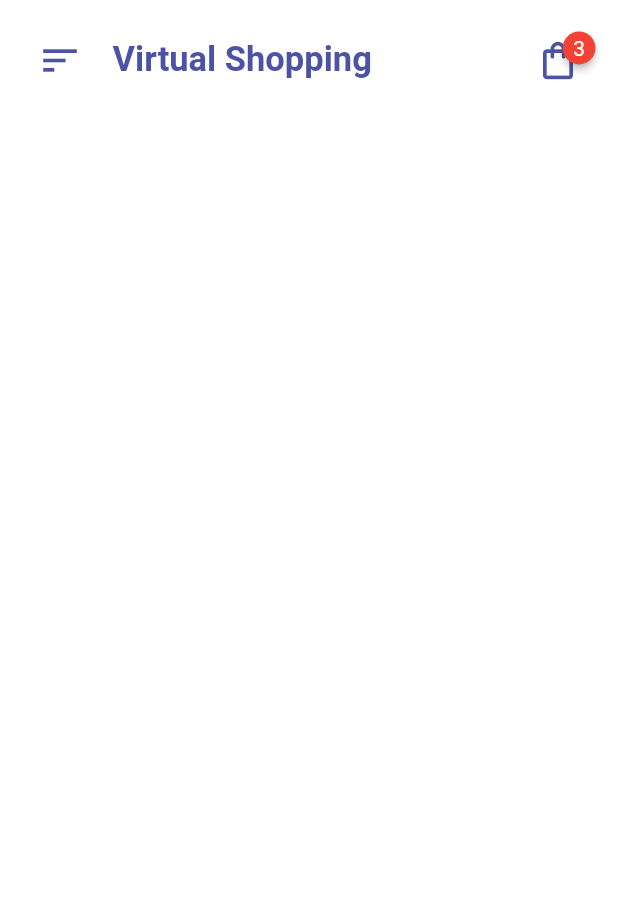
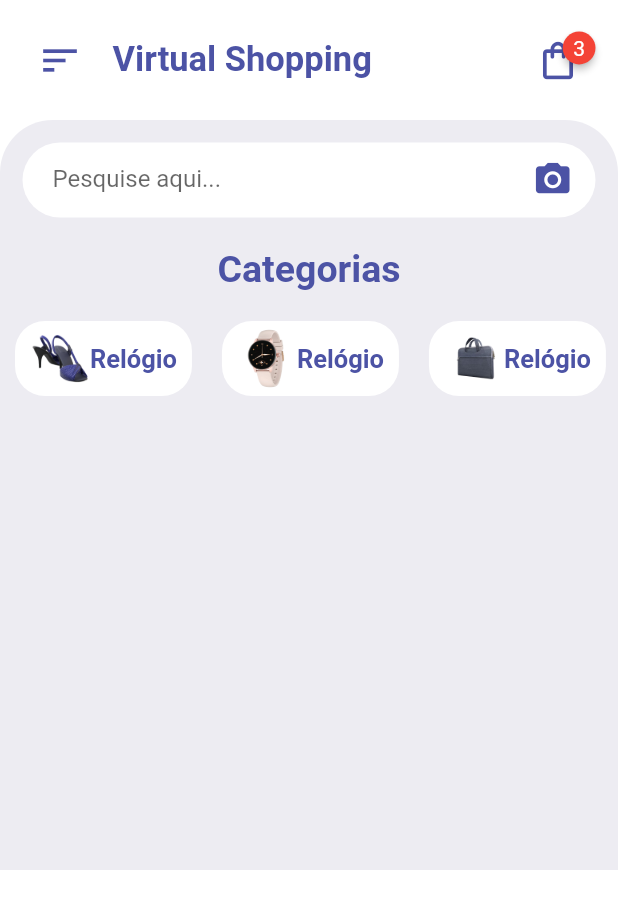
Before and after one commit to leandrorochaadm/app_shopping, a Flutter app: the screen it shows after launch, on a phone screen of 412 x 824 dp. Shown: the top 909 px of the screen. Run offline on Flutter 3.47's test engine with Material 2 defaults, Android fonts, the phone set to English and light mode, and no system bars; drawn by our look-alikes of badges.

Commit message:
categoriesWidget

```diff
--- a/lib/pages/home_page.dart
+++ b/lib/pages/home_page.dart
@@ -1,4 +1,5 @@
 import 'package:flutter/material.dart';
+import 'package:shopping_app/constants/colors.dart';
 
 import '../widgets/widgets.dart';
 
@@ -10,6 +11,56 @@ class HomePage extends StatelessWidget {
     return Scaffold(
       body: ListView(children: [
         HomeAppBar(),
+        Container(
+          // temporary height
+          height: 500,
+          padding: EdgeInsets.only(top: 15),
+          decoration: BoxDecoration(
+              color: Color(0xFFEDECF2),
+              borderRadius: BorderRadius.only(
+                topRight: Radius.circular(35),
+                topLeft: Radius.circular(35),
+              )),
+          child: Column(children: [
+            Container(
+              margin: EdgeInsets.symmetric(horizontal: 15),
+              padding: EdgeInsets.symmetric(horizontal: 15),
+              height: 50,
+              decoration: BoxDecoration(
+                color: Colors.white,
+                borderRadius: BorderRadius.circular(30),
+              ),
+              child: Row(children: [
+                Container(
+                  margin: EdgeInsets.only(left: 5),
+                  height: 50,
+                  width: 300,
+                  child: TextFormField(
+                    decoration: InputDecoration(
+                        border: InputBorder.none, hintText: 'Pesquise aqui...'),
+                  ),
+                ),
+                Spacer(),
+                Icon(
+                  Icons.camera_alt,
+                  size: 27,
+                  color: kPrimaryColor,
+                ),
+              ]),
+            ),
+            Container(
+              margin: EdgeInsets.symmetric(vertical: 20, horizontal: 10),
+              child: Text(
+                'Categorias',
+                style: TextStyle(
+                    fontSize: 25,
+                    fontWeight: FontWeight.bold,
+                    color: kPrimaryColor),
+              ),
+            ),
+            CategoriesWidget(),
+          ]),
+        )
       ]),
     );
   }
--- /dev/null
+++ b/lib/widgets/categories_widget.dart
@@ -0,0 +1,42 @@
+import 'package:flutter/material.dart';
+import 'package:shopping_app/constants/colors.dart';
+
+class CategoriesWidget extends StatelessWidget {
+  const CategoriesWidget({Key? key}) : super(key: key);
+
+  @override
+  Widget build(BuildContext context) {
+    return SingleChildScrollView(
+      scrollDirection: Axis.horizontal,
+      child: Row(children: [
+        for (int i = 1; i < 8; i++)
+          Container(
+            margin: EdgeInsets.symmetric(horizontal: 10),
+            padding: EdgeInsets.symmetric(vertical: 5, horizontal: 10),
+            decoration: BoxDecoration(
+              color: Colors.white,
+              borderRadius: BorderRadius.circular(20),
+            ),
+            child: Row(
+              crossAxisAlignment: CrossAxisAlignment.center,
+              children: [
+                Image.asset(
+                  'images/$i.png',
+                  width: 40,
+                  height: 40,
+                ),
+                Text(
+                  'Relógio',
+                  style: TextStyle(
+                    fontWeight: FontWeight.bold,
+                    fontSize: 17,
+                    color: kPrimaryColor,
+                  ),
+                )
+              ],
+            ),
+          )
+      ]),
+    );
+  }
+}
--- a/lib/widgets/widgets.dart
+++ b/lib/widgets/widgets.dart
@@ -1 +1,2 @@
+export 'categories_widget.dart';
 export 'home_app_bar.dart';
--- a/pubspec.yaml
+++ b/pubspec.yaml
@@ -61,9 +61,8 @@ flutter:
   uses-material-design: true
 
   # To add assets to your application, add an assets section, like this:
-  # assets:
-  #   - images/a_dot_burr.jpeg
-  #   - images/a_dot_ham.jpeg
+  assets:
+    - images/
 
   # An image asset can refer to one or more resolution-specific "variants", see
   # https://flutter.dev/assets-and-images/#resolution-aware
```
